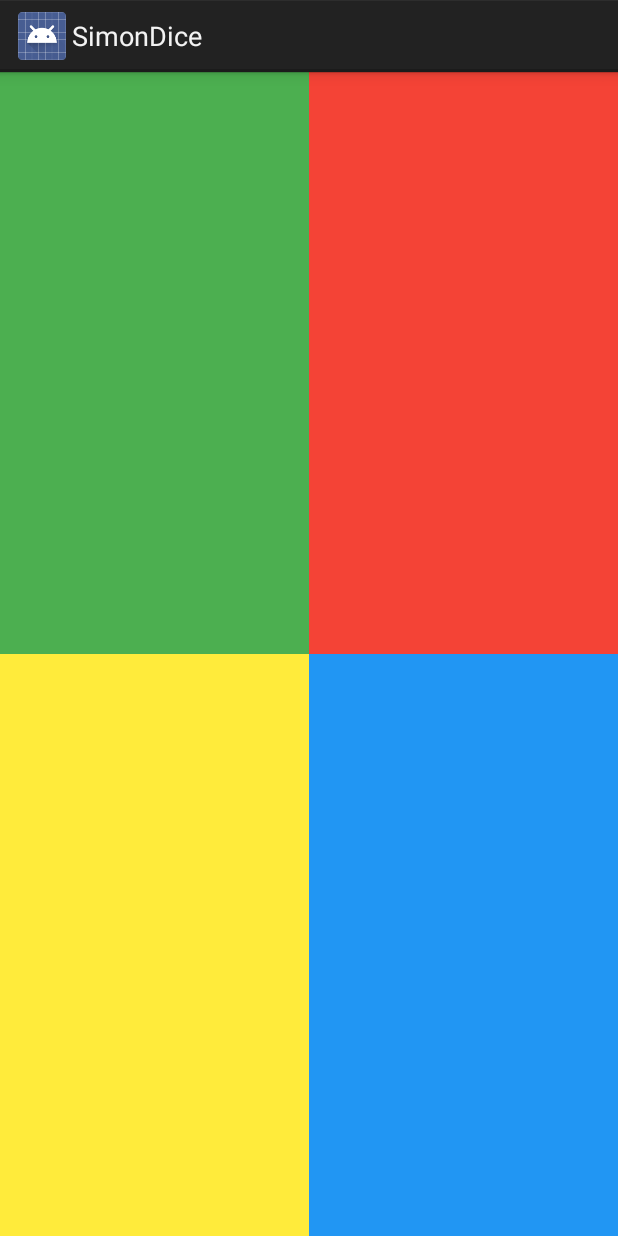
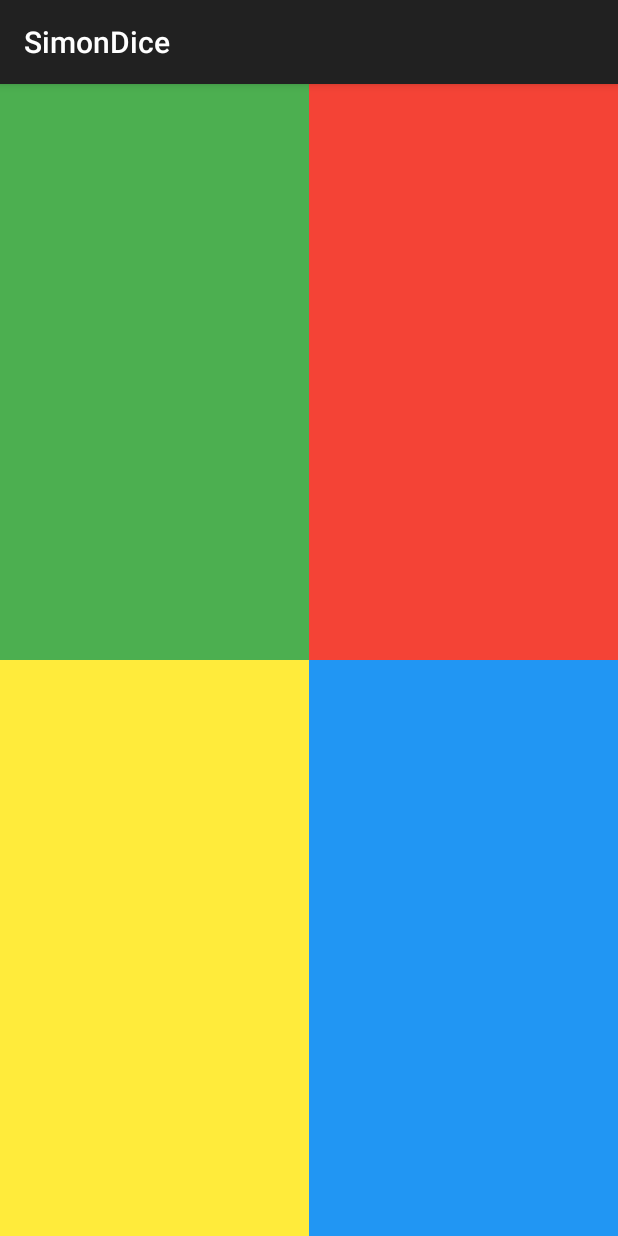
Before and after one commit to mellamopablo-personal-tests/SimonDice, an Android app: the screen it shows after launch (MainActivity), on a phone screen of 412 x 824 dp. Run offline under Robolectric (Android 15) with nearby library versions, the phone set to English and light mode, and no system bars; our stand-ins replace RxJava; 2 statements that could not run were skipped.

```diff
--- a/app/build.gradle
+++ b/app/build.gradle
@@ -31,5 +31,6 @@ dependencies {
     androidTestImplementation 'com.android.support.test.espresso:espresso-core:3.0.1'
 
     // Custom dependencies
+    compile "com.android.support:design:26.1.0"
     compile 'io.reactivex.rxjava2:rxkotlin:2.1.0'
 }
--- a/app/src/main/java/io/github/mellamopablo/simondice/GameButton.kt
+++ b/app/src/main/java/io/github/mellamopablo/simondice/GameButton.kt
@@ -1,5 +1,8 @@
 package io.github.mellamopablo.simondice
 
-data class GameButton(
-	val colour: GameButtonColour
-)
+enum class GameButton {
+    GREEN,
+    RED,
+    YELLOW,
+    BLUE
+}
--- a/app/src/main/java/io/github/mellamopablo/simondice/MainActivity.kt
+++ b/app/src/main/java/io/github/mellamopablo/simondice/MainActivity.kt
@@ -1,13 +1,20 @@
 package io.github.mellamopablo.simondice
 
-import android.app.Activity
 import android.os.Bundle
+import android.support.v7.app.AppCompatActivity
+import android.util.Log
 import android.widget.Button
+import android.widget.GridLayout
 import io.github.mellamopablo.simondice.extensions.clicks
 import io.github.mellamopablo.simondice.extensions.flash
+import io.github.mellamopablo.simondice.extensions.snackbar
+import io.github.mellamopablo.simondice.support.randomGameButton
+import io.github.mellamopablo.simondice.support.setTimeout
 import io.reactivex.Observable
 
-class MainActivity : Activity() {
+class MainActivity : AppCompatActivity() {
+
+	private lateinit var root: GridLayout
 
 	private lateinit var greenButton: Button
 	private lateinit var redButton: Button
@@ -16,6 +23,10 @@ class MainActivity : Activity() {
 
 	private lateinit var buttonClicks: Observable<GameButton>
 
+	private var sequence = mutableListOf<GameButton>()
+	private var currentIndex = 0
+	private var sequenceIsPlaying = false
+
 	override fun onCreate(savedInstanceState: Bundle?) {
 		super.onCreate(savedInstanceState)
 		setContentView(R.layout.activity_main)
@@ -23,13 +34,15 @@ class MainActivity : Activity() {
 		setupViews()
 		setupEvents()
 
-		greenButton.clicks.subscribe { greenButton.flash(300) }
-		redButton.clicks.subscribe { redButton.flash(300) }
-		yellowButton.clicks.subscribe { yellowButton.flash(300) }
-		blueButton.clicks.subscribe { blueButton.flash(300) }
+		setTimeout(500) {
+			Log.i("INFO", "El juego comienza")
+			generateNextSequence()
+		}
 	}
 
 	private fun setupViews() {
+		root = findViewById(R.id.root)
+
 		greenButton = findViewById(R.id.greenButton)
 		redButton = findViewById(R.id.redButton)
 		yellowButton = findViewById(R.id.yellowButton)
@@ -37,12 +50,98 @@ class MainActivity : Activity() {
 	}
 
 	private fun setupEvents() {
-		buttonClicks = Observable.concat(
-			greenButton.clicks.map { GameButton(GameButtonColour.GREEN) },
-			redButton.clicks.map { GameButton(GameButtonColour.RED) },
-			yellowButton.clicks.map { GameButton(GameButtonColour.RED) },
-			blueButton.clicks.map { GameButton(GameButtonColour.RED) }
+		buttonClicks = Observable.merge(
+			greenButton.clicks.map { GameButton.GREEN },
+			redButton.clicks.map { GameButton.RED },
+			yellowButton.clicks.map { GameButton.YELLOW },
+			blueButton.clicks.map { GameButton.BLUE }
 		)
+
+		buttonClicks.subscribe(this::handleUserInput)
+	}
+
+	private fun handleUserInput(clickedColour: GameButton) {
+		if (sequenceIsPlaying) {
+			// Descartamos clicks del usuario mientras se reproduce la secuencia
+			return
+		}
+
+		Log.i("INFO", "El usuario ha pulsado $clickedColour")
+		flashButton(clickedColour, 300)
+
+		if (sequence.isEmpty()) {
+			// El juego no ha empezado todavía
+			return
+		}
+
+		val correctColour = sequence[currentIndex]
+
+		if (clickedColour == correctColour) {
+			if (currentIndex == sequence.size - 1) {
+				handleCorrectSequence()
+			} else {
+				currentIndex++
+			}
+		} else {
+			handleIncorrectSequence()
+		}
+	}
+
+	private fun handleCorrectSequence() {
+		Log.i("INFO", "El usuario ha acertado")
+
+		setTimeout(500) {
+			generateNextSequence()
+		}
+	}
+
+	private fun handleIncorrectSequence() {
+		val score = sequence.size
+
+		Log.i("INFO", "El usuario ha fallado. Puntuación final: $score")
+
+		sequence = mutableListOf()
+		currentIndex = 0
+
+		root.snackbar("¡Has perdido! Puntuación final: $score") {
+			Log.i("INFO", "El juego comienza de nuevo")
+			generateNextSequence()
+		}
+	}
+
+	private fun generateNextSequence() {
+		sequence.add(randomGameButton())
+		currentIndex = 0
+
+		Log.i("INFO", "Se ha generado una nueva secuencia: $sequence")
+
+		playSequence()
+	}
+
+	private fun playSequence() {
+		sequenceIsPlaying = true
+
+		if (currentIndex < sequence.size) {
+			val duration = Math.max(
+				(600 - (sequence.size * 25)).toLong(),
+				100
+			)
+			flashButton(sequence[currentIndex], duration)
+			setTimeout(duration + 100) {
+				currentIndex++
+				playSequence()
+			}
+		} else {
+			currentIndex = 0
+			sequenceIsPlaying = false
+		}
+	}
+
+	private fun flashButton(colour: GameButton, duration: Long) = when (colour) {
+		GameButton.GREEN -> greenButton.flash(duration)
+		GameButton.RED -> redButton.flash(duration)
+		GameButton.YELLOW -> yellowButton.flash(duration)
+		GameButton.BLUE -> blueButton.flash(duration)
 	}
 
 }
--- a/app/src/main/java/io/github/mellamopablo/simondice/extensions/Button.kt
+++ b/app/src/main/java/io/github/mellamopablo/simondice/extensions/Button.kt
@@ -6,8 +6,6 @@ import android.animation.ArgbEvaluator
 import android.animation.ValueAnimator
 import android.graphics.Color
 import android.graphics.drawable.ColorDrawable
-import android.view.animation.Animation
-import android.view.animation.AnimationSet
 import android.widget.Button
 import io.github.mellamopablo.simondice.R
 import io.reactivex.Observable
--- /dev/null
+++ b/app/src/main/java/io/github/mellamopablo/simondice/extensions/List.kt
@@ -0,0 +1,3 @@
+package io.github.mellamopablo.simondice.extensions
+
+val <T> List<T>.randomElement get() = this[(Math.random() * this.size).toInt()]
--- /dev/null
+++ b/app/src/main/java/io/github/mellamopablo/simondice/support/randomGameButton.kt
@@ -0,0 +1,11 @@
+package io.github.mellamopablo.simondice.support
+
+import io.github.mellamopablo.simondice.GameButton
+import io.github.mellamopablo.simondice.extensions.randomElement
+
+fun randomGameButton() = listOf(
+	GameButton.GREEN,
+	GameButton.RED,
+	GameButton.YELLOW,
+	GameButton.BLUE
+).randomElement
--- /dev/null
+++ b/app/src/main/java/io/github/mellamopablo/simondice/support/setTimeout.kt
@@ -0,0 +1,5 @@
+package io.github.mellamopablo.simondice.support
+
+fun setTimeout(timeout: Long, op: () -> Unit) {
+	android.os.Handler().postDelayed({ op() }, timeout)
+}
--- a/app/src/main/res/layout-v21/activity_main.xml
+++ b/app/src/main/res/layout-v21/activity_main.xml
@@ -1,5 +1,6 @@
 <?xml version="1.0" encoding="utf-8"?>
 <GridLayout
+    android:id="@+id/root"
     xmlns:android="http://schemas.android.com/apk/res/android"
     xmlns:tools="http://schemas.android.com/tools"
     android:layout_width="match_parent"
--- a/app/src/main/res/layout/activity_main.xml
+++ b/app/src/main/res/layout/activity_main.xml
@@ -1,5 +1,6 @@
 <?xml version="1.0" encoding="utf-8"?>
 <GridLayout
+    android:id="@+id/root"
     xmlns:android="http://schemas.android.com/apk/res/android"
     xmlns:tools="http://schemas.android.com/tools"
     android:layout_width="match_parent"
--- a/app/src/main/res/values/colors.xml
+++ b/app/src/main/res/values/colors.xml
@@ -9,8 +9,8 @@
     <color name="yellowButton">#FFEB3B</color>
     <color name="blueButton">#2196F3</color>
 
-    <color name="redButtonLight">#E57373</color>
-    <color name="greenButtonLight">#81C784</color>
+    <color name="redButtonLight">#FFCDD2</color>
+    <color name="greenButtonLight">#C8E6C9</color>
     <color name="yellowButtonLight">#FFF9C4</color>
-    <color name="blueButtonLight">#4FC3F7</color>
+    <color name="blueButtonLight">#B3E5FC</color>
 </resources>
--- a/app/src/main/res/values/styles.xml
+++ b/app/src/main/res/values/styles.xml
@@ -1,7 +1,7 @@
 <resources>
 
     <!-- Base application theme. -->
-    <style name="AppTheme" parent="android:Theme.Holo.Light.DarkActionBar">
+    <style name="AppTheme" parent="Theme.AppCompat.DayNight.DarkActionBar">
         <!-- Customize your theme here. -->
     </style>
 
```
Also changed, not shown: app/src/main/java/io/github/mellamopablo/simondice/GameButtonColour.kt (deleted, +0 -8 lines), app/src/main/java/io/github/mellamopablo/simondice/extensions/View.kt (added, +17 -0 lines).
